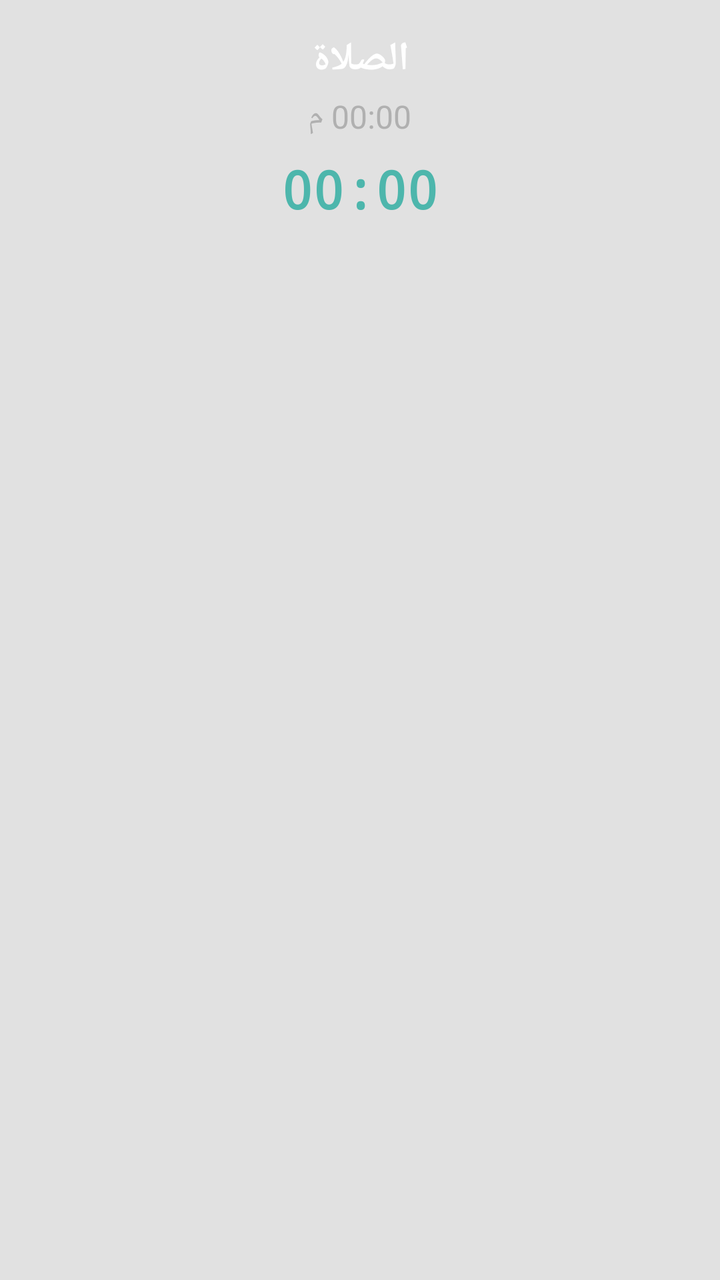
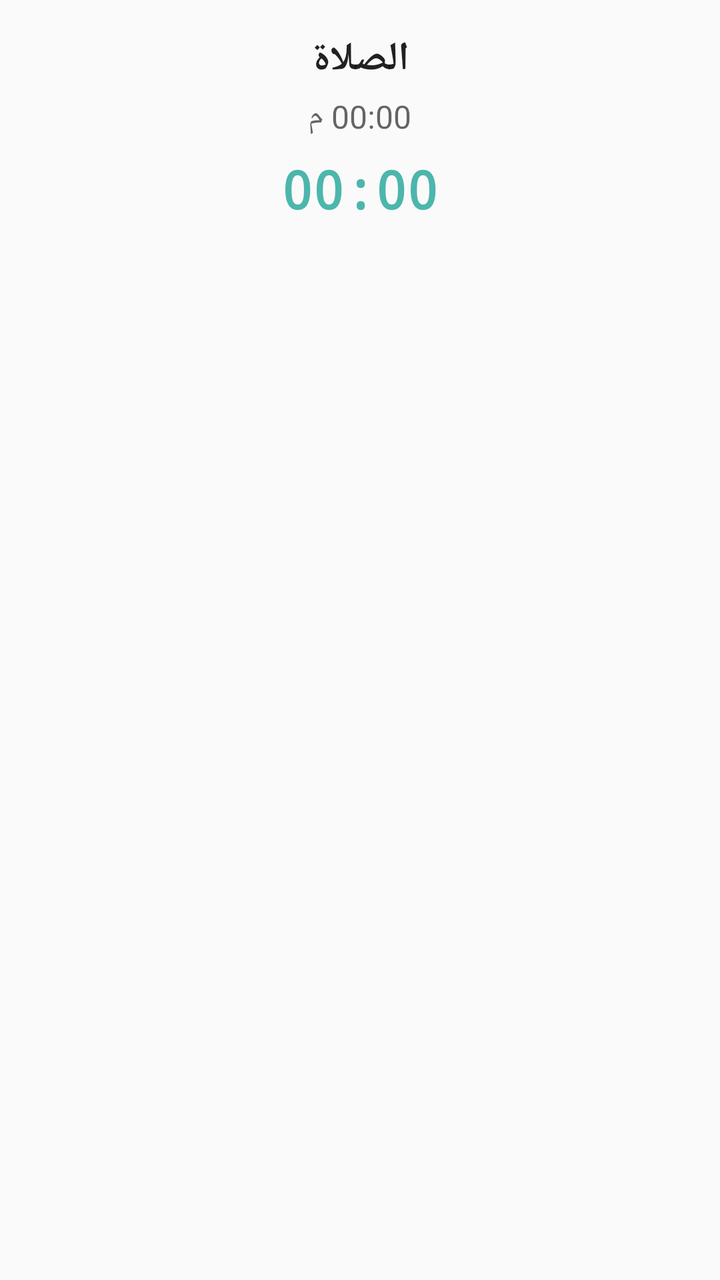

An Android layout rendered at two revisions. The XML below is the earlier revision; the diff shows what the commit changed to produce the second picture.
<!-- AndroidManifest.xml: application theme AppTheme -->
<!-- res/layout/notif_persistent.xml -->
<?xml version="1.0" encoding="utf-8"?>
<LinearLayout xmlns:android="http://schemas.android.com/apk/res/android"
    android:layout_width="match_parent"
    android:layout_height="wrap_content"
    android:orientation="vertical"
    android:padding="16dp"
    android:gravity="center_horizontal"
    android:background="#1A000000">

    <TextView
        android:id="@+id/notif_prayer_name"
        android:layout_width="wrap_content"
        android:layout_height="wrap_content"
        android:text="الصلاة"
        android:textColor="#FFFFFF"
        android:textSize="20sp"
        android:textStyle="bold" />

    <TextView
        android:id="@+id/notif_prayer_time"
        android:layout_width="wrap_content"
        android:layout_height="wrap_content"
        android:text="00:00 م"
        android:textColor="#B0B0B0"
        android:textSize="16sp"
        android:layout_marginTop="4dp" />

    <Chronometer
        android:id="@+id/notif_chronometer"
        android:layout_width="wrap_content"
        android:layout_height="wrap_content"
        android:textColor="#4DB6AC"
        android:textSize="26sp"
        android:fontFamily="monospace"
        android:textStyle="bold"
        android:layout_marginTop="8dp" />
</LinearLayout>
<!-- resources referenced by this layout -->
<resources>
  <style name="AppTheme" parent="Theme.AppCompat.Light.DarkActionBar">
          
          <item name="colorPrimary">@color/colorPrimary</item>
          <item name="colorPrimaryDark">@color/colorPrimaryDark</item>
          <item name="colorAccent">@color/colorAccent</item>
      </style>
  <color name="colorPrimary">#02634D</color>
  <color name="colorPrimaryDark">#014A39</color>
  <color name="colorAccent">#D4A84B</color>
</resources>

<!-- the commit's change to res/layout/notif_persistent.xml (unified diff, before → after) -->
@@ -4,15 +4,14 @@
     android:layout_height="wrap_content"
     android:orientation="vertical"
     android:padding="16dp"
-    android:gravity="center_horizontal"
-    android:background="#1A000000">
+    android:gravity="center_horizontal">
 
     <TextView
         android:id="@+id/notif_prayer_name"
         android:layout_width="wrap_content"
         android:layout_height="wrap_content"
         android:text="الصلاة"
-        android:textColor="#FFFFFF"
+        android:textColor="?android:attr/textColorPrimary"
         android:textSize="20sp"
         android:textStyle="bold" />
 
@@ -21,7 +20,7 @@
         android:layout_width="wrap_content"
         android:layout_height="wrap_content"
         android:text="00:00 م"
-        android:textColor="#B0B0B0"
+        android:textColor="?android:attr/textColorSecondary"
         android:textSize="16sp"
         android:layout_marginTop="4dp" />
 
